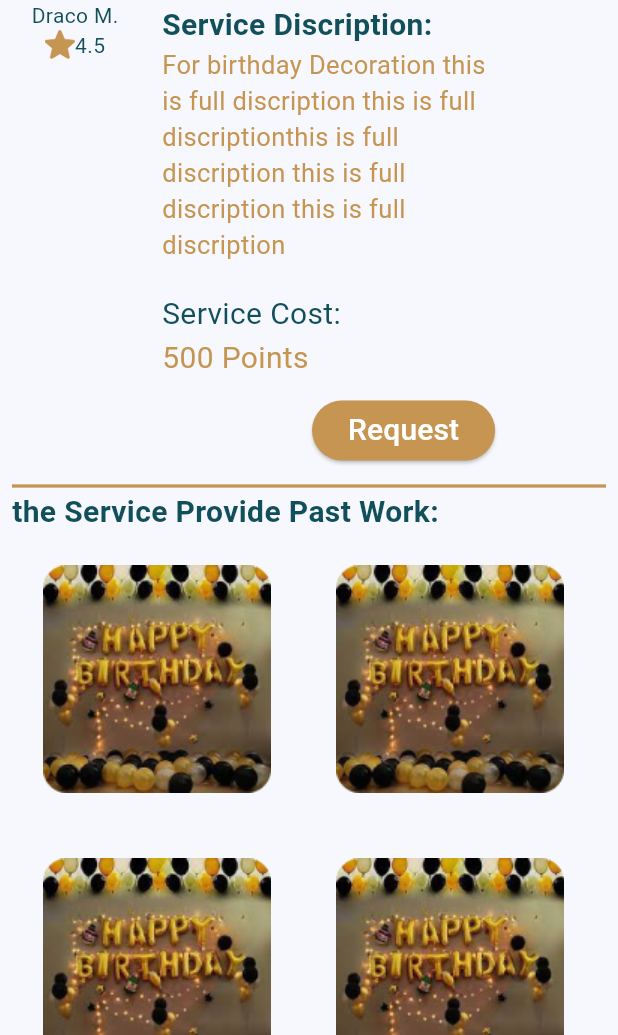
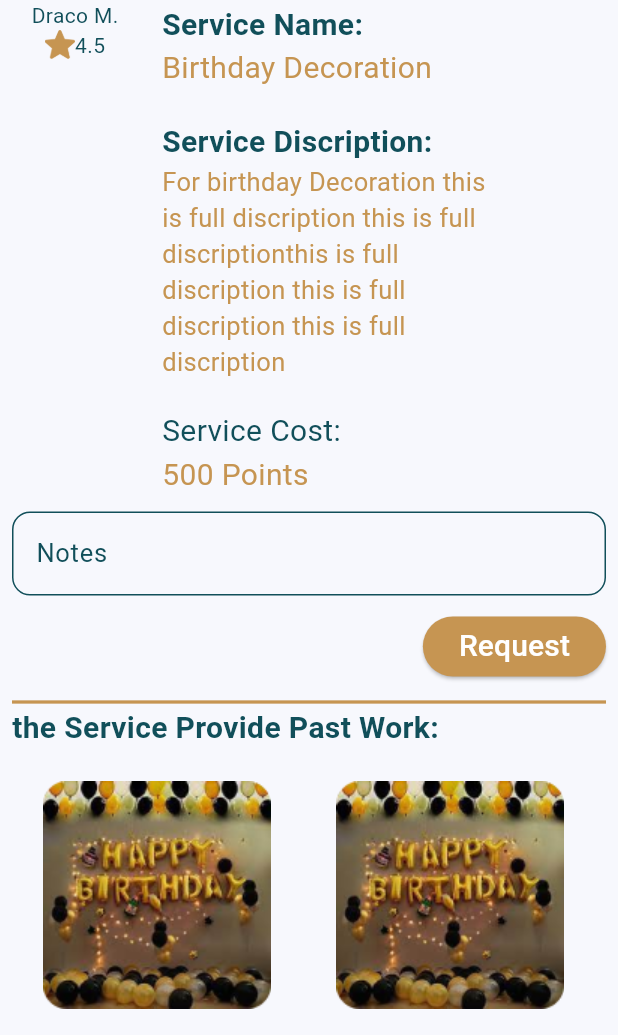
Before and after one commit to seniors007/SwapIt, a Flutter app: the ServiceDetailsView screen opened directly, on a phone screen of 412 x 824 dp, the part 201-1236 px from its top. Run offline on Flutter 3.47's test engine with Material 3 defaults, Android fonts, the phone set to English and light mode, and no system bars; our stand-ins replace bloc, dio, flutter_bloc, get, group_button, modal_progress_hud_nsn and 1 more; missing offline and left inert: flutter_paypal_payment.

Commit message:
refactor Ui and new service notes

```diff
--- a/lib/core/widgets/custom_text_field.dart
+++ b/lib/core/widgets/custom_text_field.dart
@@ -1,12 +1,20 @@
 import 'package:flutter/material.dart';
+import 'package:flutter/services.dart';
 import 'package:swapit/core/utils/constants.dart';
 
 class CustomTextField extends StatelessWidget {
   const CustomTextField(
-      {super.key, required this.label, this.onChanged, this.keyboardType});
+      {super.key,
+      required this.label,
+      this.onChanged,
+      this.keyboardType,
+      this.hintText,
+      this.inputFormatters});
   final TextInputType? keyboardType;
   final String label;
   final Function(String)? onChanged;
+  final String? hintText;
+  final List<TextInputFormatter>? inputFormatters;
   @override
   Widget build(BuildContext context) {
     return TextFormField(
@@ -16,9 +24,11 @@ class CustomTextField extends StatelessWidget {
         }
         return null;
       },
+      inputFormatters: inputFormatters,
       onChanged: onChanged,
       decoration: InputDecoration(
         labelText: label,
+        hintText: hintText,
         labelStyle: const TextStyle(
           color: kGreenColor,
           fontSize: 17,
--- a/lib/features/home/presentation/views/widgets/home_view_body.dart
+++ b/lib/features/home/presentation/views/widgets/home_view_body.dart
@@ -7,9 +7,7 @@ class HomeViewBody extends StatelessWidget {
 
   @override
   Widget build(BuildContext context) {
-    return Container(
-      decoration: const BoxDecoration(color: kBackgroundColor),
-      child: const Column(
+    return const Column(
       children: [
         Padding(
           padding: EdgeInsets.symmetric(horizontal: 6),
@@ -37,7 +35,6 @@ class HomeViewBody extends StatelessWidget {
           ),
         ),
       ],
-      ),
     );
   }
 }
--- a/lib/features/search/presentation/views/widgets/service_details_view_body.dart
+++ b/lib/features/search/presentation/views/widgets/service_details_view_body.dart
@@ -1,29 +1,40 @@
 import 'package:flutter/material.dart';
+import 'package:flutter/services.dart';
+import 'package:flutter/widgets.dart';
 import 'package:get/get.dart';
 import 'package:swapit/core/widgets/custom_button.dart';
+import 'package:swapit/core/widgets/custom_text_field.dart';
 import 'package:swapit/features/profile/presentation/views/widgets/past_work_imgs.dart';
-
+import 'package:swapit/features/search/presentation/views/widgets/service_full_details.dart';
 import '../../../../../core/utils/constants.dart';
 
-class ServiceDetailsViewBody extends StatelessWidget {
+class ServiceDetailsViewBody extends StatefulWidget {
   const ServiceDetailsViewBody({super.key});
 
   @override
+  State<ServiceDetailsViewBody> createState() => _ServiceDetailsViewBodyState();
+}
+
+class _ServiceDetailsViewBodyState extends State<ServiceDetailsViewBody> {
+  GlobalKey<FormState> formKey = GlobalKey();
+
+  @override
   Widget build(BuildContext context) {
-    return SafeArea(
-      child: SingleChildScrollView(
+    return SingleChildScrollView(
       child: Padding(
         padding: const EdgeInsets.all(8),
+        child: Form(
+          key: formKey,
           child: Column(
             crossAxisAlignment: CrossAxisAlignment.start,
             children: [
               const SizedBox(
                 height: 50,
               ),
-              Row(
+              const Row(
                 crossAxisAlignment: CrossAxisAlignment.start,
                 children: [
-                  const Padding(
+                  Padding(
                     padding: EdgeInsets.all(8.0),
                     child: Column(
                       crossAxisAlignment: CrossAxisAlignment.center,
@@ -51,82 +62,37 @@ class ServiceDetailsViewBody extends StatelessWidget {
                       ],
                     ),
                   ),
-                  const SizedBox(
+                  SizedBox(
                     width: 16,
                   ),
-                  Column(
-                    crossAxisAlignment: CrossAxisAlignment.start,
-                    children: [
-                      const Text(
-                        'Service Category:',
-                        style: TextStyle(
-                            color: kGreenColor,
-                            fontSize: 20,
-                            fontWeight: FontWeight.bold),
+                  ServiceFullDetails(),
+                ],
               ),
-                      const Text(
-                        'Decoration',
-                        style: TextStyle(
-                          color: kYellowColor,
-                          fontSize: 20,
+              CustomTextField(
+                label: "Notes",
+                hintText: "leave your notes",
+                inputFormatters: [
+                  FilteringTextInputFormatter.deny(
+                    RegExp(r'[a-zA-Z0-9._%+-]+@[a-zA-Z0-9.-]+\.[a-zA-Z]{2,}'),
                   ),
+                  FilteringTextInputFormatter.deny(
+                    RegExp(r'\b01[0-5]\d{8}\b'),
                   ),
-                      const SizedBox(
-                        height: 20,
+                ],
               ),
-                      const Text(
-                        'Service Discription:',
-                        style: TextStyle(
-                            color: kGreenColor,
-                            fontSize: 20,
-                            fontWeight: FontWeight.bold),
-                      ),
-                      const SizedBox(
-                        width: 225,
-                        child: Text(
-                          'For birthday Decoration this is full discription this is full discriptionthis is full discription this is full discription this is full discription',
-                          style: TextStyle(
-                            color: kYellowColor,
-                            fontSize: 17,
-                          ),
-                        ),
-                      ),
-                      const SizedBox(
-                        height: 20,
-                      ),
-                      const Text(
-                        'Service Cost:',
-                        style: TextStyle(
-                          color: kGreenColor,
-                          fontSize: 20,
-                        ),
-                      ),
-                      const Text(
-                        '500 Points',
-                        style: TextStyle(
-                          color: kYellowColor,
-                          fontSize: 20,
-                        ),
-                      ),
-                      const SizedBox(
-                        height: 10,
-                      ),
+              const SizedBox(height: 10),
               Row(
                 children: [
-                          const SizedBox(
-                            width: 100,
-                          ),
+                  const Spacer(),
                   CustomButton(
                     label: 'Request',
                     backgroundColor: kYellowColor,
                     onPressed: () {
+                      if (formKey.currentState!.validate()) {
                         Get.back();
+                      }
                     },
                   ),
-                        ],
-                      ),
-                    ],
-                  )
                 ],
               ),
               const SizedBox(
--- /dev/null
+++ b/lib/features/search/presentation/views/widgets/service_full_details.dart
@@ -0,0 +1,82 @@
+import 'package:flutter/material.dart';
+import 'package:swapit/core/utils/constants.dart';
+
+class ServiceFullDetails extends StatelessWidget {
+  const ServiceFullDetails({
+    super.key,
+  });
+
+  @override
+  Widget build(BuildContext context) {
+    return const Column(
+      crossAxisAlignment: CrossAxisAlignment.start,
+      children: [
+        Text(
+          'Service Category:',
+          style: TextStyle(
+              color: kGreenColor, fontSize: 20, fontWeight: FontWeight.bold),
+        ),
+        Text(
+          'Decoration',
+          style: TextStyle(
+            color: kYellowColor,
+            fontSize: 20,
+          ),
+        ),
+        SizedBox(
+          height: 20,
+        ),
+        Text(
+          'Service Name:',
+          style: TextStyle(
+              color: kGreenColor, fontSize: 20, fontWeight: FontWeight.bold),
+        ),
+        Text(
+          'Birthday Decoration',
+          style: TextStyle(
+            color: kYellowColor,
+            fontSize: 20,
+          ),
+        ),
+        SizedBox(
+          height: 20,
+        ),
+        Text(
+          'Service Discription:',
+          style: TextStyle(
+              color: kGreenColor, fontSize: 20, fontWeight: FontWeight.bold),
+        ),
+        SizedBox(
+          width: 225,
+          child: Text(
+            'For birthday Decoration this is full discription this is full discriptionthis is full discription this is full discription this is full discription',
+            style: TextStyle(
+              color: kYellowColor,
+              fontSize: 17,
+            ),
+          ),
+        ),
+        SizedBox(
+          height: 20,
+        ),
+        Text(
+          'Service Cost:',
+          style: TextStyle(
+            color: kGreenColor,
+            fontSize: 20,
+          ),
+        ),
+        Text(
+          '500 Points',
+          style: TextStyle(
+            color: kYellowColor,
+            fontSize: 20,
+          ),
+        ),
+        SizedBox(
+          height: 10,
+        ),
+      ],
+    );
+  }
+}
--- a/lib/features/services/presentation/views/widgets/service_state_button.dart
+++ b/lib/features/services/presentation/views/widgets/service_state_button.dart
@@ -2,7 +2,7 @@ import 'package:flutter/cupertino.dart';
 import 'package:flutter/material.dart';
 import 'package:group_button/group_button.dart';
 import 'package:swapit/core/utils/constants.dart';
-import 'package:swapit/features/services/presentation/views/widgets/curremt_service_card.dart';
+import 'package:swapit/features/services/presentation/views/widgets/current_service_card.dart';
 import 'package:swapit/features/services/presentation/views/widgets/finished_service_card.dart';
 import 'package:swapit/features/services/presentation/views/widgets/pending_service_card.dart';
 
```
Also changed, not shown: lib/core/widgets/service_notes.dart (added, +30 -0 lines), lib/features/requests/presentation/views/widgets/current_request_card.dart (+4 -18 lines), lib/features/requests/presentation/views/widgets/finished_request_card.dart (+2 -30 lines), lib/features/requests/presentation/views/widgets/pending_request_card.dart (+20 -48 lines), lib/features/services/presentation/views/widgets/current_service_card.dart (renamed from lib/features/services/presentation/views/widgets/curremt_service_card.dart, +3 -40 lines), lib/features/services/presentation/views/widgets/finished_service_card.dart (+1 -15 lines), lib/features/services/presentation/views/widgets/pending_service_card.dart (+3 -37 lines), assets/notes.png (added). Lines whose indentation alone changed are shown as unchanged.
